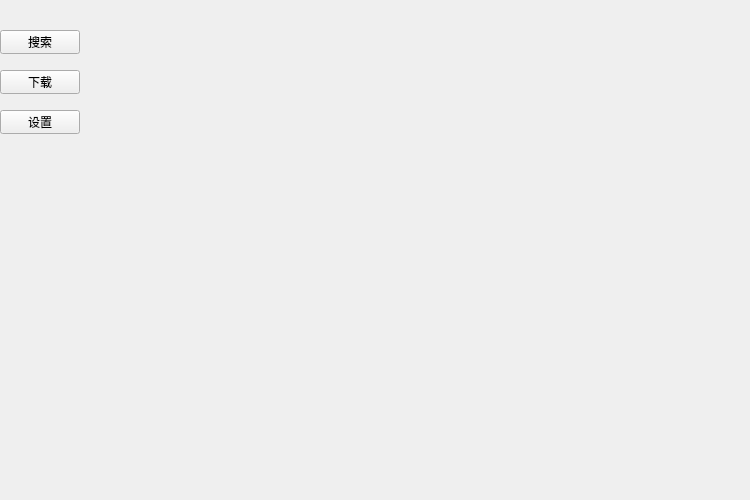
Above: src/QTui/ui_file/index.ui from henntaidesu/DLsite_Anime-sharing_download before the change. Below: the same form after it.
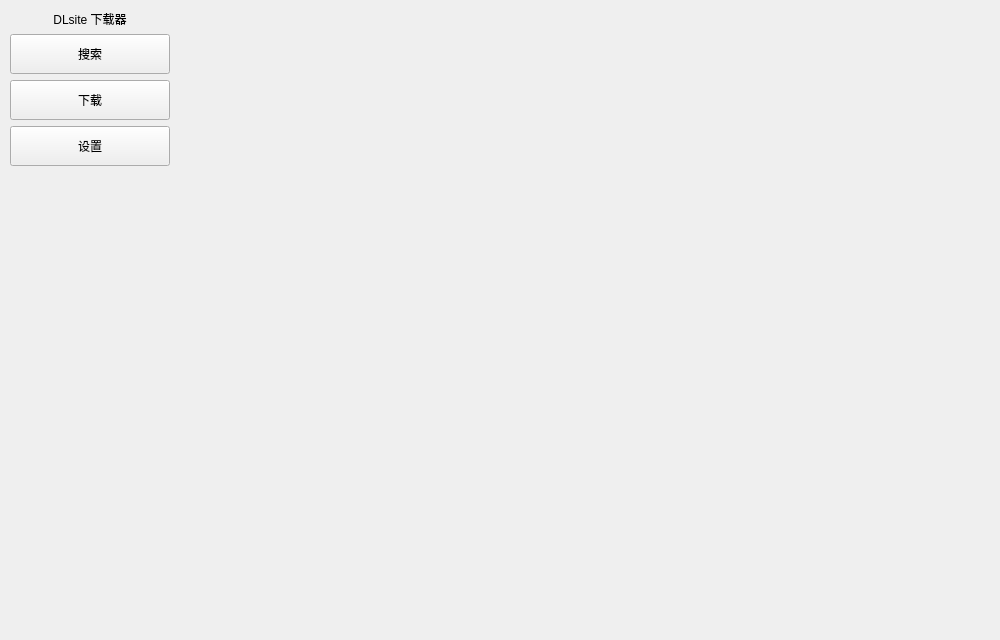
That is the form after the change.

Diff of the .ui file:
```diff
--- a/src/QTui/ui_file/index.ui
+++ b/src/QTui/ui_file/index.ui
@@ -6,63 +6,173 @@
    <rect>
     <x>0</x>
     <y>0</y>
-    <width>750</width>
-    <height>500</height>
+    <width>1000</width>
+    <height>640</height>
    </rect>
   </property>
   <property name="windowTitle">
    <string>Anime-sharing_download</string>
   </property>
-  <widget class="QWidget" name="verticalLayoutWidget">
-   <property name="geometry">
-    <rect>
-     <x>90</x>
-     <y>0</y>
-     <width>661</width>
-     <height>501</height>
-    </rect>
+  <layout class="QHBoxLayout" name="rootLayout" stretch="0,1">
+   <property name="spacing">
+    <number>0</number>
    </property>
-   <layout class="QVBoxLayout" name="verticalLayout"/>
-  </widget>
-  <widget class="QPushButton" name="pushButton">
-   <property name="geometry">
-    <rect>
-     <x>0</x>
-     <y>30</y>
-     <width>80</width>
-     <height>24</height>
-    </rect>
+   <property name="leftMargin">
+    <number>0</number>
    </property>
-   <property name="text">
-    <string>搜索</string>
+   <property name="topMargin">
+    <number>0</number>
    </property>
-  </widget>
-  <widget class="QPushButton" name="pushButton_2">
-   <property name="geometry">
-    <rect>
-     <x>0</x>
-     <y>70</y>
-     <width>80</width>
-     <height>24</height>
-    </rect>
+   <property name="rightMargin">
+    <number>0</number>
    </property>
-   <property name="text">
-    <string>下载</string>
+   <property name="bottomMargin">
+    <number>0</number>
    </property>
-  </widget>
-  <widget class="QPushButton" name="pushButton_3">
-   <property name="geometry">
-    <rect>
-     <x>0</x>
-     <y>110</y>
-     <width>80</width>
-     <height>24</height>
-    </rect>
-   </property>
-   <property name="text">
-    <string>设置</string>
-   </property>
-  </widget>
+   <item>
+    <widget class="QFrame" name="sidebar">
+     <property name="minimumSize">
+      <size>
+       <width>180</width>
+       <height>0</height>
+      </size>
+     </property>
+     <property name="maximumSize">
+      <size>
+       <width>180</width>
+       <height>16777215</height>
+      </size>
+     </property>
+     <layout class="QVBoxLayout" name="sidebarLayout">
+      <property name="spacing">
+       <number>6</number>
+      </property>
+      <property name="leftMargin">
+       <number>10</number>
+      </property>
+      <property name="topMargin">
+       <number>10</number>
+      </property>
+      <property name="rightMargin">
+       <number>10</number>
+      </property>
+      <property name="bottomMargin">
+       <number>14</number>
+      </property>
+      <item>
+       <widget class="QLabel" name="logoLabel">
+        <property name="text">
+         <string>DLsite 下载器</string>
+        </property>
+        <property name="alignment">
+         <set>Qt::AlignCenter</set>
+        </property>
+       </widget>
+      </item>
+      <item>
+       <widget class="QPushButton" name="pushButton">
+        <property name="minimumSize">
+         <size>
+          <width>0</width>
+          <height>40</height>
+         </size>
+        </property>
+        <property name="text">
+         <string>搜索</string>
+        </property>
+        <property name="checkable">
+         <bool>true</bool>
+        </property>
+        <property name="autoExclusive">
+         <bool>true</bool>
+        </property>
+        <property name="class" stdset="0">
+         <string>navButton</string>
+        </property>
+       </widget>
+      </item>
+      <item>
+       <widget class="QPushButton" name="pushButton_2">
+        <property name="minimumSize">
+         <size>
+          <width>0</width>
+          <height>40</height>
+         </size>
+        </property>
+        <property name="text">
+         <string>下载</string>
+        </property>
+        <property name="checkable">
+         <bool>true</bool>
+        </property>
+        <property name="autoExclusive">
+         <bool>true</bool>
+        </property>
+        <property name="class" stdset="0">
+         <string>navButton</string>
+        </property>
+       </widget>
+      </item>
+      <item>
+       <widget class="QPushButton" name="pushButton_3">
+        <property name="minimumSize">
+         <size>
+          <width>0</width>
+          <height>40</height>
+         </size>
+        </property>
+        <property name="text">
+         <string>设置</string>
+        </property>
+        <property name="checkable">
+         <bool>true</bool>
+        </property>
+        <property name="autoExclusive">
+         <bool>true</bool>
+        </property>
+        <property name="class" stdset="0">
+         <string>navButton</string>
+        </property>
+       </widget>
+      </item>
+      <item>
+       <spacer name="sidebarSpacer">
+        <property name="orientation">
+         <enum>Qt::Vertical</enum>
+        </property>
+        <property name="sizeHint" stdset="0">
+         <size>
+          <width>20</width>
+          <height>40</height>
+         </size>
+        </property>
+       </spacer>
+      </item>
+     </layout>
+    </widget>
+   </item>
+   <item>
+    <widget class="QWidget" name="verticalLayoutWidget" native="true">
+     <layout class="QVBoxLayout" name="verticalLayout">
+      <property name="spacing">
+       <number>0</number>
+      </property>
+      <property name="leftMargin">
+       <number>0</number>
+      </property>
+      <property name="topMargin">
+       <number>0</number>
+      </property>
+      <property name="rightMargin">
+       <number>0</number>
+      </property>
+      <property name="bottomMargin">
+       <number>0</number>
+      </property>
+     </layout>
+    </widget>
+   </item>
+  </layout>
  </widget>
  <resources/>
  <connections/>
```
